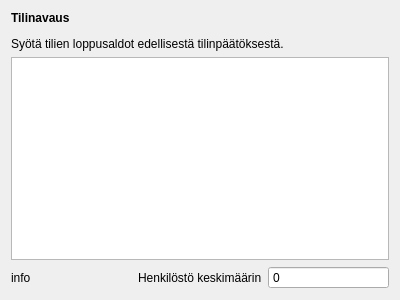
Above: kitupiikki/maaritys/tilinavaus.ui from artoh/kitupiikki before the change. Below: the same form after it.
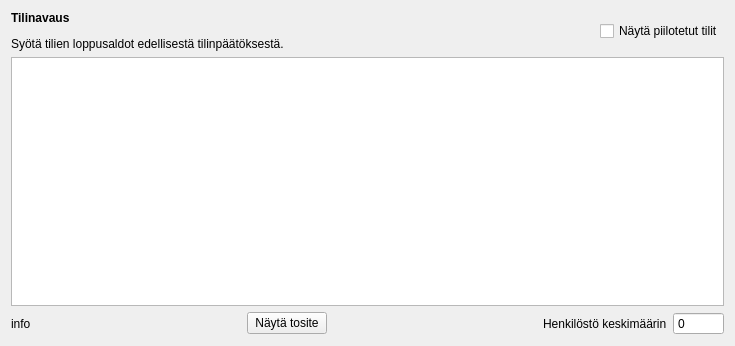
That is the form after the change.

Commit message: #177 Tilinavaus tilien suodatus

Patch:
```diff
--- a/kitupiikki/maaritys/tilinavaus.ui
+++ b/kitupiikki/maaritys/tilinavaus.ui
@@ -6,8 +6,8 @@
    <rect>
     <x>0</x>
     <y>0</y>
-    <width>400</width>
-    <height>300</height>
+    <width>735</width>
+    <height>346</height>
    </rect>
   </property>
   <property name="windowTitle">
@@ -15,11 +15,35 @@
   </property>
   <layout class="QVBoxLayout" name="verticalLayout">
    <item>
-    <widget class="QLabel" name="label">
-     <property name="text">
-      <string>&lt;html&gt;&lt;head/&gt;&lt;body&gt;&lt;p&gt;&lt;span style=&quot; font-weight:600;&quot;&gt;Tilinavaus&lt;/span&gt;&lt;/p&gt;&lt;p&gt;Syötä tilien loppusaldot edellisestä tilinpäätöksestä.&lt;/p&gt;&lt;/body&gt;&lt;/html&gt;</string>
-     </property>
-    </widget>
+    <layout class="QHBoxLayout" name="horizontalLayout_2">
+     <item>
+      <widget class="QLabel" name="label">
+       <property name="text">
+        <string>&lt;html&gt;&lt;head/&gt;&lt;body&gt;&lt;p&gt;&lt;span style=&quot; font-weight:600;&quot;&gt;Tilinavaus&lt;/span&gt;&lt;/p&gt;&lt;p&gt;Syötä tilien loppusaldot edellisestä tilinpäätöksestä.&lt;/p&gt;&lt;/body&gt;&lt;/html&gt;</string>
+       </property>
+      </widget>
+     </item>
+     <item>
+      <spacer name="horizontalSpacer_3">
+       <property name="orientation">
+        <enum>Qt::Horizontal</enum>
+       </property>
+       <property name="sizeHint" stdset="0">
+        <size>
+         <width>40</width>
+         <height>20</height>
+        </size>
+       </property>
+      </spacer>
+     </item>
+     <item>
+      <widget class="QCheckBox" name="piiloCheck">
+       <property name="text">
+        <string>Näytä piilotetut tilit</string>
+       </property>
+      </widget>
+     </item>
+    </layout>
    </item>
    <item>
     <widget class="QTableView" name="tiliView">
@@ -46,6 +70,39 @@
        </property>
       </widget>
      </item>
+     <item>
+      <spacer name="horizontalSpacer_2">
+       <property name="orientation">
+        <enum>Qt::Horizontal</enum>
+       </property>
+       <property name="sizeHint" stdset="0">
+        <size>
+         <width>40</width>
+         <height>20</height>
+        </size>
+       </property>
+      </spacer>
+     </item>
+     <item>
+      <widget class="QPushButton" name="tositeNappi">
+       <property name="text">
+        <string>Näytä tosite</string>
+       </property>
+      </widget>
+     </item>
+     <item>
+      <spacer name="horizontalSpacer">
+       <property name="orientation">
+        <enum>Qt::Horizontal</enum>
+       </property>
+       <property name="sizeHint" stdset="0">
+        <size>
+         <width>40</width>
+         <height>20</height>
+        </size>
+       </property>
+      </spacer>
+     </item>
      <item>
       <widget class="QLabel" name="label_2">
        <property name="text">
```
The commit also changes 6 other files.
